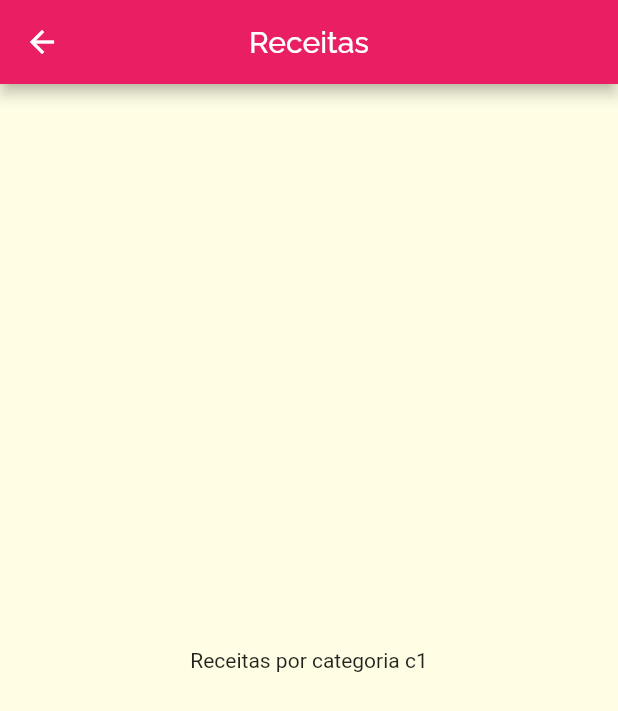
After one commit to hartmannm/curso-flutter, a Flutter app: the screen it shows after launch, after a tap on "Italiano", on a phone screen of 412 x 824 dp. The commit adds this screen. Shown: the top 711 px of the screen. Run offline on Flutter 3.47's test engine with Material 2 defaults, Android fonts, the phone set to English and light mode, and no system bars.

Commit message:
Criada primeira navegação de tela
- Criada tela para exibir receitas por categoria
- Implementado recurso de clique na tela de exibição das categorias
- Implementada navegação da tela  principal para a tela de receitas

```diff
--- a/meals/lib/components/category_item.dart
+++ b/meals/lib/components/category_item.dart
@@ -1,5 +1,6 @@
 import 'package:flutter/material.dart';
 import 'package:meals/models/category.dart';
+import 'package:meals/screens/categories_meals_screen.dart';
 
 class CategoryItem extends StatelessWidget {
   final Category category;
@@ -8,7 +9,8 @@ class CategoryItem extends StatelessWidget {
 
   @override
   Widget build(BuildContext context) {
-    return Container(
+    return InkWell(
+      child: Container(
         padding: EdgeInsets.all(15),
         child: Text(
           category.title,
@@ -22,6 +24,18 @@ class CategoryItem extends StatelessWidget {
             end: Alignment.bottomRight,
           ),
         ),
+      ),
+      borderRadius: BorderRadius.circular(15),
+      splashColor: Theme.of(context).primaryColor,
+      onTap: () => _selectCategory(context),
     );
   }
+
+  void _selectCategory(BuildContext context) {
+    Navigator.of(context).push(MaterialPageRoute(
+      builder: (_) {
+        return CategoriesMealsScreen(category);
+      },
+    ));
   }
+}
--- /dev/null
+++ b/meals/lib/screens/categories_meals_screen.dart
@@ -0,0 +1,21 @@
+import 'package:flutter/material.dart';
+import 'package:meals/models/category.dart';
+
+class CategoriesMealsScreen extends StatelessWidget {
+  final Category category;
+
+  const CategoriesMealsScreen(this.category);
+
+  @override
+  Widget build(BuildContext context) {
+    return Scaffold(
+      appBar: AppBar(
+        title: Text('Receitas'),
+        centerTitle: true,
+      ),
+      body: Center(
+        child: Text('Receitas por categoria ${category.id}'),
+      ),
+    );
+  }
+}
```
Also changed, not shown: 1 other file. Lines whose indentation alone changed are shown as unchanged.
